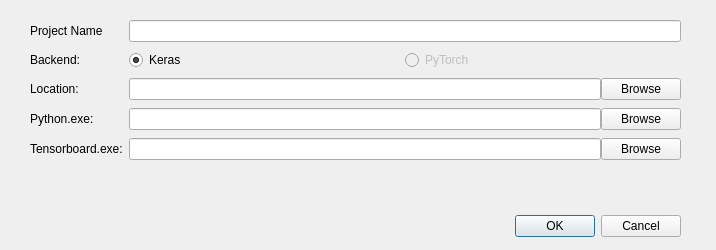
Above: app/projectsettingdialog.ui from kelvin34501/alchimia_repo before the change. Below: the same form after it.
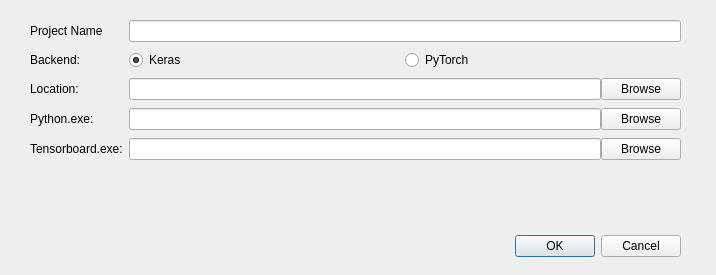
That is the form after the change.

Commit message: Enable the PyTorch backend

```diff
--- a/app/projectsettingdialog.ui
+++ b/app/projectsettingdialog.ui
@@ -7,7 +7,7 @@
     <x>0</x>
     <y>0</y>
     <width>716</width>
-    <height>250</height>
+    <height>275</height>
    </rect>
   </property>
   <property name="windowTitle">
@@ -17,7 +17,7 @@
    <property name="geometry">
     <rect>
      <x>340</x>
-     <y>210</y>
+     <y>230</y>
      <width>341</width>
      <height>32</height>
     </rect>
@@ -35,7 +35,7 @@
      <x>30</x>
      <y>20</y>
      <width>651</width>
-     <height>177</height>
+     <height>206</height>
     </rect>
    </property>
    <layout class="QFormLayout" name="formLayout">
@@ -77,7 +77,7 @@
       <item>
        <widget class="QRadioButton" name="pyTorchRadioButton">
         <property name="enabled">
-         <bool>false</bool>
+         <bool>true</bool>
         </property>
         <property name="text">
          <string>PyTorch</string>
```
Left out of the diff: 12 changed lines with no effect on the pictures. The commit also changes 2 other files.
